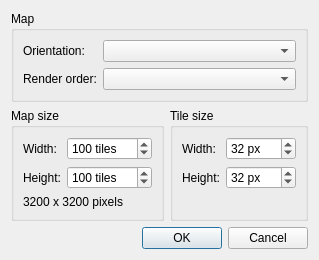
Above: src/tiled/newmapdialog.ui from mapeditor/tiled before the change. Below: the same form after it.
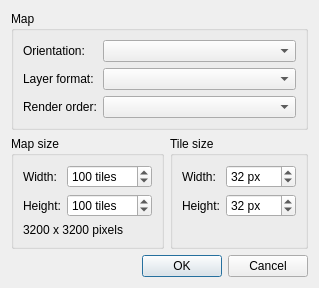
That is the form after the change.

Commit message: save and load tiled map with render order

```diff
--- a/src/tiled/newmapdialog.ui
+++ b/src/tiled/newmapdialog.ui
@@ -213,9 +213,6 @@
         <property name="text">
          <string>Layer format:</string>
         </property>
-        <property name="text">
-         <string>Render order:</string>
-        </property>
         <property name="buddy">
          <cstring>layerFormat</cstring>
         </property>
@@ -224,6 +221,21 @@
       <item row="1" column="1">
        <widget class="QComboBox" name="layerFormat"/>
       </item>
+      
+      <item row="2" column="0">
+       <widget class="QLabel" name="renderOrderLabel">
+        <property name="text">
+         <string>Render order:</string>
+        </property>
+        <property name="buddy">
+         <cstring>renderOrder</cstring>
+        </property>
+       </widget>
+      </item>
+      <item row="2" column="1">
+       <widget class="QComboBox" name="renderOrder"/>
+      </item>
+      
      </layout>
     </widget>
    </item>
```
The commit also changes 16 other files.
